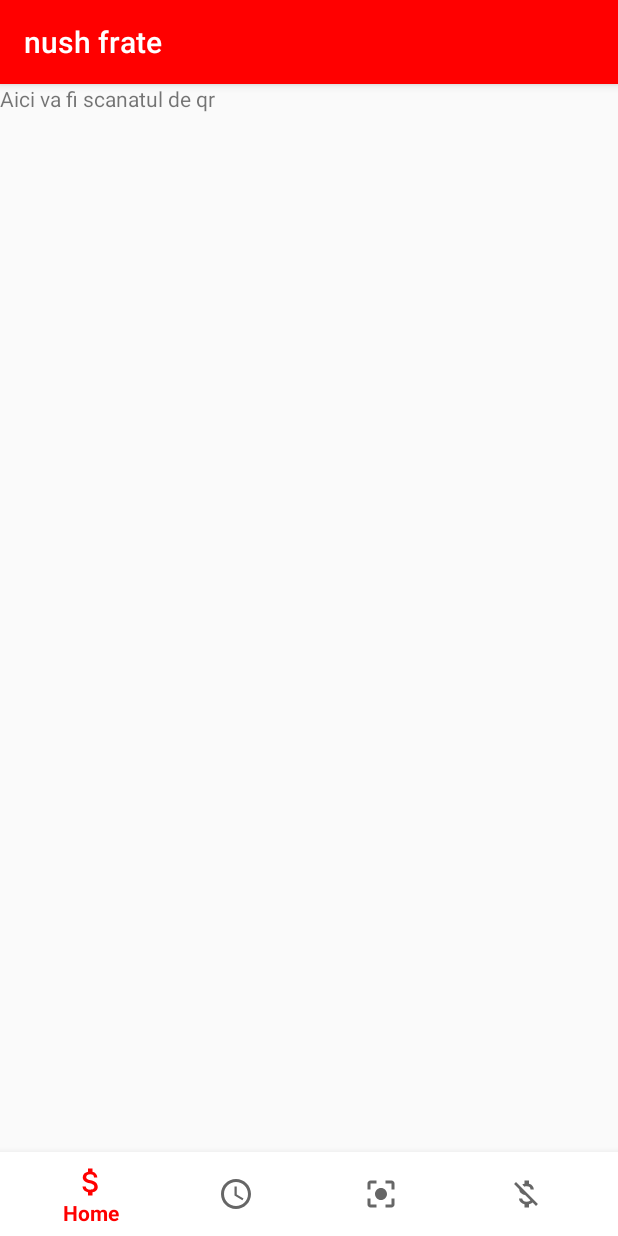
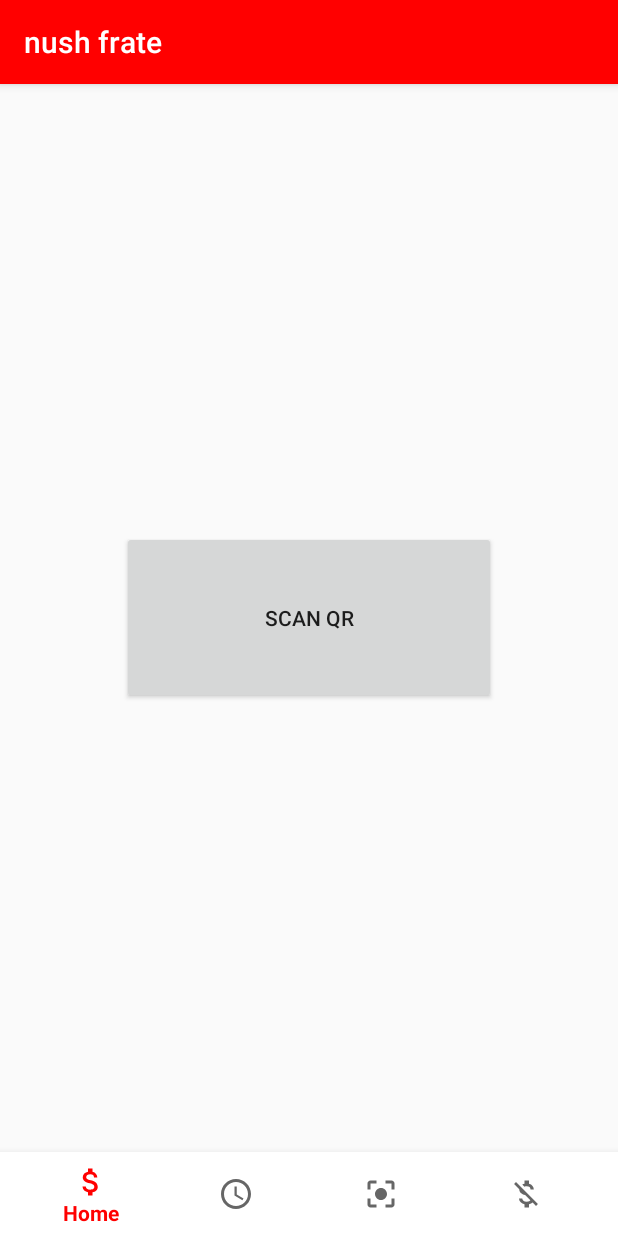
Before and after one commit to Martyn00/Monopoly_bank, an Android app: the fragment Scan placed in its activity, on a phone screen of 412 x 824 dp. Run offline under Robolectric (Android 15) with nearby library versions, the phone set to English and light mode, and no system bars; libraries missing offline, so code that uses them is left out: com.journeyapps.barcodescanner; Roboto replaces fonts that are not available here.

Commit message:
S-a facut si QR

```diff
--- a/app/build.gradle
+++ b/app/build.gradle
@@ -20,6 +20,10 @@ android {
             proguardFiles getDefaultProguardFile('proguard-android-optimize.txt'), 'proguard-rules.pro'
         }
     }
+    compileOptions {
+        sourceCompatibility JavaVersion.VERSION_1_8
+        targetCompatibility JavaVersion.VERSION_1_8
+    }
 }
 
 dependencies {
@@ -37,4 +41,5 @@ dependencies {
 }
  repositories {
      jcenter()
+     google()
  }
--- a/app/src/main/AndroidManifest.xml
+++ b/app/src/main/AndroidManifest.xml
@@ -1,8 +1,8 @@
 <?xml version="1.0" encoding="utf-8"?>
 <manifest xmlns:android="http://schemas.android.com/apk/res/android"
     package="com.example.nushfrate">
-
     <application
+        android:hardwareAccelerated="true"
         android:allowBackup="true"
         android:icon="@mipmap/ic_launcher"
         android:label="@string/app_name"
--- a/app/src/main/java/com/example/nushfrate/MainActivity.java
+++ b/app/src/main/java/com/example/nushfrate/MainActivity.java
@@ -1,17 +1,13 @@
 package com.example.nushfrate;
 
 import android.content.SharedPreferences;
-import android.media.MediaSession2Service;
 import android.os.Bundle;
 import android.view.MenuItem;
-import android.view.View;
 import android.widget.Toast;
 
 import androidx.annotation.NonNull;
 import androidx.appcompat.app.AppCompatActivity;
 import androidx.fragment.app.Fragment;
-import androidx.fragment.app.FragmentActivity;
-
 import com.google.android.material.bottomnavigation.BottomNavigationView;
 
 
--- a/app/src/main/java/com/example/nushfrate/Money.java
+++ b/app/src/main/java/com/example/nushfrate/Money.java
@@ -40,3 +40,7 @@ public class Money {
         return false;
     }
 }
+
+
+//<uses-feature android:name="android.hardware.camera"/>
+//<uses-feature android:name="android.hardware.camera.autofocus"/>
--- a/app/src/main/java/com/example/nushfrate/Pay.java
+++ b/app/src/main/java/com/example/nushfrate/Pay.java
@@ -34,7 +34,6 @@ public class Pay extends Fragment implements View.OnClickListener {
     @Nullable
     public View onCreateView(LayoutInflater inflater, @NonNull ViewGroup container, @NonNull Bundle savedInstancesState) {
         View v = inflater.inflate(R.layout.pay, container, false);
-        //buget = new Money(1500);
         Generator = (Button) v.findViewById(R.id.Button);
         text = (EditText) v.findViewById(R.id.Lose);
         Generator.setOnClickListener(this);
--- a/app/src/main/java/com/example/nushfrate/Scan.java
+++ b/app/src/main/java/com/example/nushfrate/Scan.java
@@ -1,17 +1,57 @@
 package com.example.nushfrate;
 
+import android.content.Intent;
 import android.os.Bundle;
 import android.view.LayoutInflater;
 import android.view.View;
 import android.view.ViewGroup;
+import android.widget.Button;
+import android.widget.Toast;
 
 import androidx.annotation.NonNull;
 import androidx.annotation.Nullable;
 import androidx.fragment.app.Fragment;
 
-public class Scan extends Fragment {
+import com.google.zxing.integration.android.IntentIntegrator;
+import com.google.zxing.integration.android.IntentResult;
+
+public class Scan extends Fragment implements View.OnClickListener{
+    Button Scan;
+    String Scanned;
     @Nullable
     public View onCreateView(LayoutInflater inflater, @NonNull ViewGroup container, @NonNull Bundle savedInstancesState) {
-        return inflater.inflate(R.layout.scan, container, false);
+        View v =  inflater.inflate(R.layout.scan, container, false);
+        Scan = (Button) v.findViewById(R.id.button);
+        Scan.setOnClickListener(this);
+        return v;
     }
+
+    @Override
+    public void onClick(View view) {
+        if(view.getId() == R.id.button){
+            IntentIntegrator integrator = new IntentIntegrator(this.getActivity());
+//            integrator.setDesiredBarcodeFormats(IntentIntegrator.ONE_D_CODE_TYPES);
+            integrator.setPrompt("Scan a barcode");
+            integrator.setCameraId(0);  // Use a specific camera of the device
+            integrator.setBeepEnabled(false);
+            integrator.setBarcodeImageEnabled(true);
+            integrator.forSupportFragment(this).initiateScan();
+        }
+    }
+    @Override
+    public void onActivityResult(int requestCode, int resultCode, Intent data) {
+        IntentResult result = IntentIntegrator.parseActivityResult(requestCode, resultCode, data);
+        if(result != null) {
+            if(result.getContents() == null) {
+                Toast.makeText(getActivity(), "Cancelled", Toast.LENGTH_LONG).show();
+            } else {
+                Toast.makeText(getActivity(), "Scanned: " + result.getContents(), Toast.LENGTH_LONG).show();
+                Scanned = result.getContents();
+                System.out.println(Scanned);
+            }
+        } else {
+        super.onActivityResult(requestCode, resultCode, data);
+        }
+    }
+
 }
--- a/app/src/main/res/layout/scan.xml
+++ b/app/src/main/res/layout/scan.xml
@@ -1,15 +1,14 @@
 <?xml version="1.0" encoding="utf-8"?>
-<RelativeLayout
-    xmlns:android="http://schemas.android.com/apk/res/android"
+<RelativeLayout xmlns:android="http://schemas.android.com/apk/res/android"
     xmlns:tools="http://schemas.android.com/tools"
+    android:id="@+id/Button"
     android:layout_width="match_parent"
     android:layout_height="match_parent">
 
-    <TextView
-        android:id="@+id/textView"
-        android:layout_width="198dp"
-        android:layout_height="122dp"
-        android:text="Aici va fi scanatul de qr"
-        tools:layout_editor_absoluteX="119dp"
-        tools:layout_editor_absoluteY="267dp" />
+    <Button
+        android:id="@+id/button"
+        android:layout_width="249dp"
+        android:layout_height="115dp"
+        android:layout_centerInParent="true"
+        android:text="SCAN QR" />
 </RelativeLayout>
```
Also changed, not shown: 2 other files.
